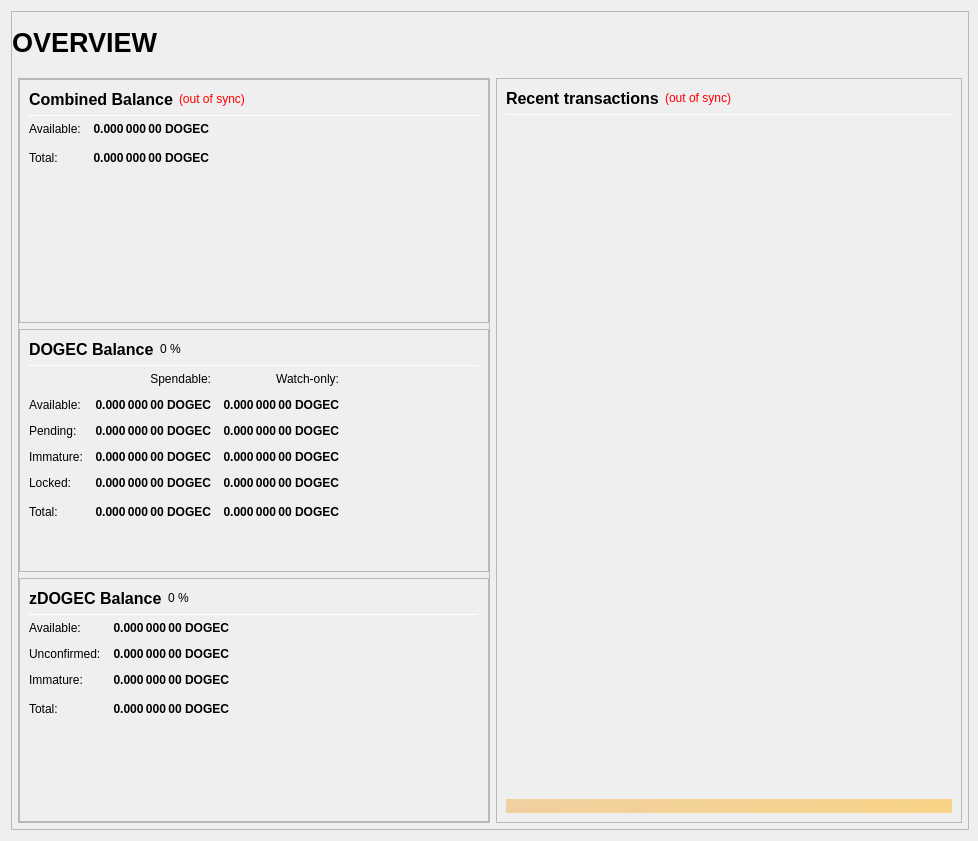
Before: the Qt Designer form src/qt/forms/overviewpage.ui in dogecash/dogecash-old, drawn with Qt 5.
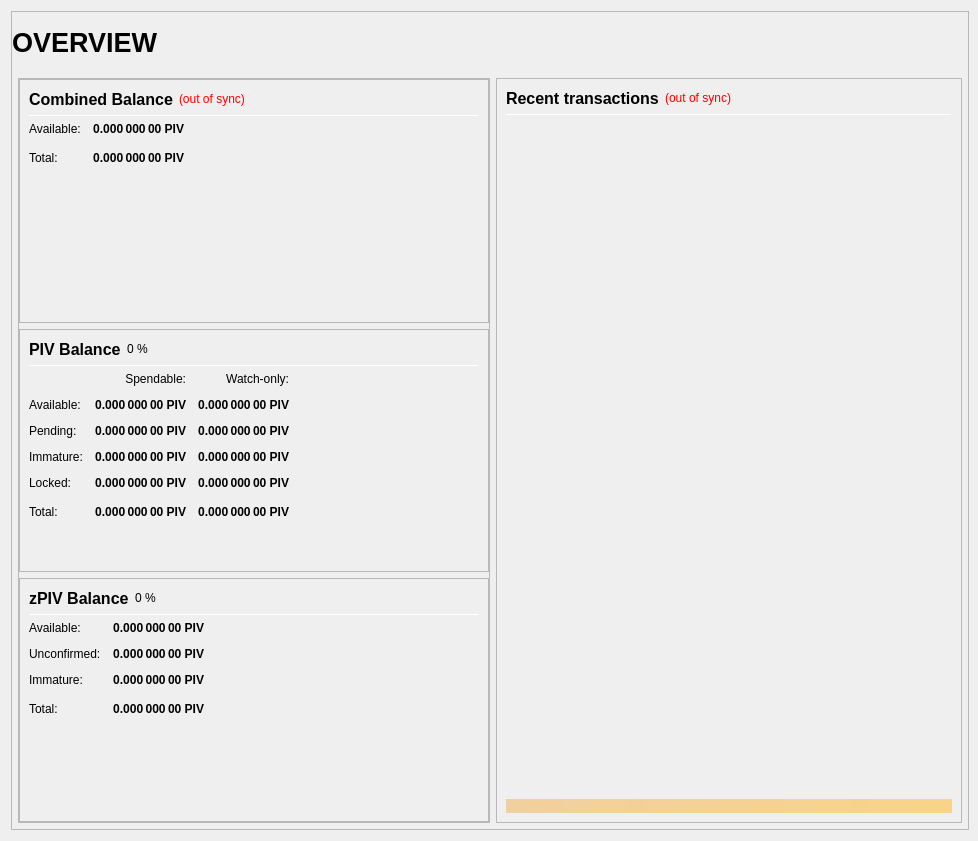
After: the same form once the commit is applied.

Diff of the .ui file:
```diff
--- a/src/qt/forms/overviewpage.ui
+++ b/src/qt/forms/overviewpage.ui
@@ -333,7 +333,7 @@
                           <string>Your current spendable balance</string>
                          </property>
                          <property name="text">
-                          <string notr="true">0.000 000 00 DOGEC</string>
+                          <string notr="true">0.000 000 00 PIV</string>
                          </property>
                          <property name="alignment">
                           <set>Qt::AlignRight|Qt::AlignTrailing|Qt::AlignVCenter</set>
@@ -365,7 +365,7 @@
                           <string>Total Balance, including all unavailable coins.</string>
                          </property>
                          <property name="text">
-                          <string notr="true">0.000 000 00 DOGEC</string>
+                          <string notr="true">0.000 000 00 PIV</string>
                          </property>
                          <property name="alignment">
                           <set>Qt::AlignRight|Qt::AlignTrailing|Qt::AlignVCenter</set>
@@ -433,7 +433,7 @@
                           </font>
                          </property>
                          <property name="text">
-                          <string>DOGEC Balance</string>
+                          <string>PIV Balance</string>
                          </property>
                         </widget>
                        </item>
@@ -525,7 +525,7 @@
                           <string>Your current spendable balance</string>
                          </property>
                          <property name="text">
-                          <string notr="true">0.000 000 00 DOGEC</string>
+                          <string notr="true">0.000 000 00 PIV</string>
                          </property>
                          <property name="alignment">
                           <set>Qt::AlignRight|Qt::AlignTrailing|Qt::AlignVCenter</set>
@@ -550,7 +550,7 @@
                           <string>Your current balance in watch-only addresses</string>
                          </property>
                          <property name="text">
-                          <string notr="true">0.000 000 00 DOGEC</string>
+                          <string notr="true">0.000 000 00 PIV</string>
                          </property>
                          <property name="alignment">
                           <set>Qt::AlignRight|Qt::AlignTrailing|Qt::AlignVCenter</set>
@@ -582,7 +582,7 @@
                           <string>Total of transactions that have yet to be confirmed, and do not yet count toward the spendable balance</string>
                          </property>
                          <property name="text">
-                          <string notr="true">0.000 000 00 DOGEC</string>
+                          <string notr="true">0.000 000 00 PIV</string>
                          </property>
                          <property name="alignment">
                           <set>Qt::AlignRight|Qt::AlignTrailing|Qt::AlignVCenter</set>
@@ -607,7 +607,7 @@
                           <string>Unconfirmed transactions to watch-only addresses</string>
                          </property>
                          <property name="text">
-                          <string notr="true">0.000 000 00 DOGEC</string>
+                          <string notr="true">0.000 000 00 PIV</string>
                          </property>
                          <property name="alignment">
                           <set>Qt::AlignRight|Qt::AlignTrailing|Qt::AlignVCenter</set>
@@ -639,7 +639,7 @@
                           <string>Staked or masternode rewards that has not yet matured</string>
                          </property>
                          <property name="text">
-                          <string notr="true">0.000 000 00 DOGEC</string>
+                          <string notr="true">0.000 000 00 PIV</string>
                          </property>
                          <property name="alignment">
                           <set>Qt::AlignRight|Qt::AlignTrailing|Qt::AlignVCenter</set>
@@ -664,7 +664,7 @@
                           <string>Staked or masternode rewards in watch-only addresses that has not yet matured</string>
                          </property>
                          <property name="text">
-                          <string notr="true">0.000 000 00 DOGEC</string>
+                          <string notr="true">0.000 000 00 PIV</string>
                          </property>
                          <property name="alignment">
                           <set>Qt::AlignRight|Qt::AlignTrailing|Qt::AlignVCenter</set>
@@ -699,7 +699,7 @@
                           <string>Locked DOGEC or Masternode collaterals. These are excluded from zDOGEC minting.</string>
                          </property>
                          <property name="text">
-                          <string notr="true">0.000 000 00 DOGEC</string>
+                          <string notr="true">0.000 000 00 PIV</string>
                          </property>
                          <property name="alignment">
                           <set>Qt::AlignRight|Qt::AlignTrailing|Qt::AlignVCenter</set>
@@ -724,7 +724,7 @@
                           <string>Current locked balance in watch-only addresses</string>
                          </property>
                          <property name="text">
-                          <string notr="true">0.000 000 00 DOGEC</string>
+                          <string notr="true">0.000 000 00 PIV</string>
                          </property>
                          <property name="alignment">
                           <set>Qt::AlignRight|Qt::AlignTrailing|Qt::AlignVCenter</set>
@@ -759,7 +759,7 @@
                           <string>Your current DogeCash balance, unconfirmed and immature transactions included</string>
                          </property>
                          <property name="text">
-                          <string notr="true">0.000 000 00 DOGEC</string>
+                          <string notr="true">0.000 000 00 PIV</string>
                          </property>
                          <property name="alignment">
                           <set>Qt::AlignRight|Qt::AlignTrailing|Qt::AlignVCenter</set>
@@ -784,7 +784,7 @@
                           <string>Current total balance in watch-only addresses</string>
                          </property>
                          <property name="text">
-                          <string notr="true">0.000 000 00 DOGEC</string>
+                          <string notr="true">0.000 000 00 PIV</string>
                          </property>
                          <property name="alignment">
                           <set>Qt::AlignRight|Qt::AlignTrailing|Qt::AlignVCenter</set>
@@ -852,7 +852,7 @@
                           </font>
                          </property>
                          <property name="text">
-                          <string>zDOGEC Balance</string>
+                          <string>zPIV Balance</string>
                          </property>
                         </widget>
                        </item>
@@ -926,7 +926,7 @@
 These zDOGEC are spendable.</string>
                          </property>
                          <property name="text">
-                          <string notr="true">0.000 000 00 DOGEC</string>
+                          <string notr="true">0.000 000 00 PIV</string>
                          </property>
                          <property name="alignment">
                           <set>Qt::AlignRight|Qt::AlignTrailing|Qt::AlignVCenter</set>
@@ -957,7 +957,7 @@
 Immature: confirmed, but less than 1 mint of the same denomination after it was minted</string>
                          </property>
                          <property name="text">
-                          <string notr="true">0.000 000 00 DOGEC</string>
+                          <string notr="true">0.000 000 00 PIV</string>
                          </property>
                          <property name="alignment">
                           <set>Qt::AlignRight|Qt::AlignTrailing|Qt::AlignVCenter</set>
@@ -988,7 +988,7 @@
 Immature: confirmed, but less than 1 mint of the same denomination after it was minted</string>
                          </property>
                          <property name="text">
-                          <string notr="true">0.000 000 00 DOGEC</string>
+                          <string notr="true">0.000 000 00 PIV</string>
                          </property>
                          <property name="alignment">
                           <set>Qt::AlignRight|Qt::AlignTrailing|Qt::AlignVCenter</set>
@@ -1020,7 +1020,7 @@
                           <string>Your current zDOGEC balance, unconfirmed and immature zDOGEC included.</string>
                          </property>
                          <property name="text">
-                          <string notr="true">0.000 000 00 DOGEC</string>
+                          <string notr="true">0.000 000 00 PIV</string>
                          </property>
                          <property name="alignment">
                           <set>Qt::AlignRight|Qt::AlignTrailing|Qt::AlignVCenter</set>
```
Left out of the diff: 57 changed lines with no effect on the pictures.
